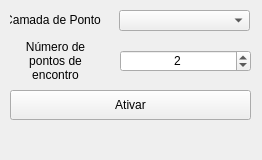
Old version of the form Rendezvous/window.ui in the repository phborba/dsgtoolsop.
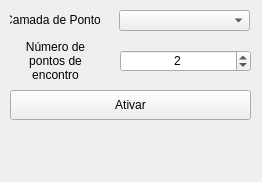
New version of the form. Custom widgets are drawn as their Qt base class.

```diff
--- a/Rendezvous/window.ui
+++ b/Rendezvous/window.ui
@@ -7,7 +7,7 @@
     <x>0</x>
     <y>0</y>
     <width>262</width>
-    <height>160</height>
+    <height>182</height>
    </rect>
   </property>
   <property name="sizePolicy">
@@ -19,13 +19,13 @@
   <property name="minimumSize">
    <size>
     <width>262</width>
-    <height>160</height>
+    <height>182</height>
    </size>
   </property>
   <property name="maximumSize">
    <size>
-    <width>524287</width>
-    <height>524287</height>
+    <width>262</width>
+    <height>182</height>
    </size>
   </property>
   <property name="windowTitle">
```
